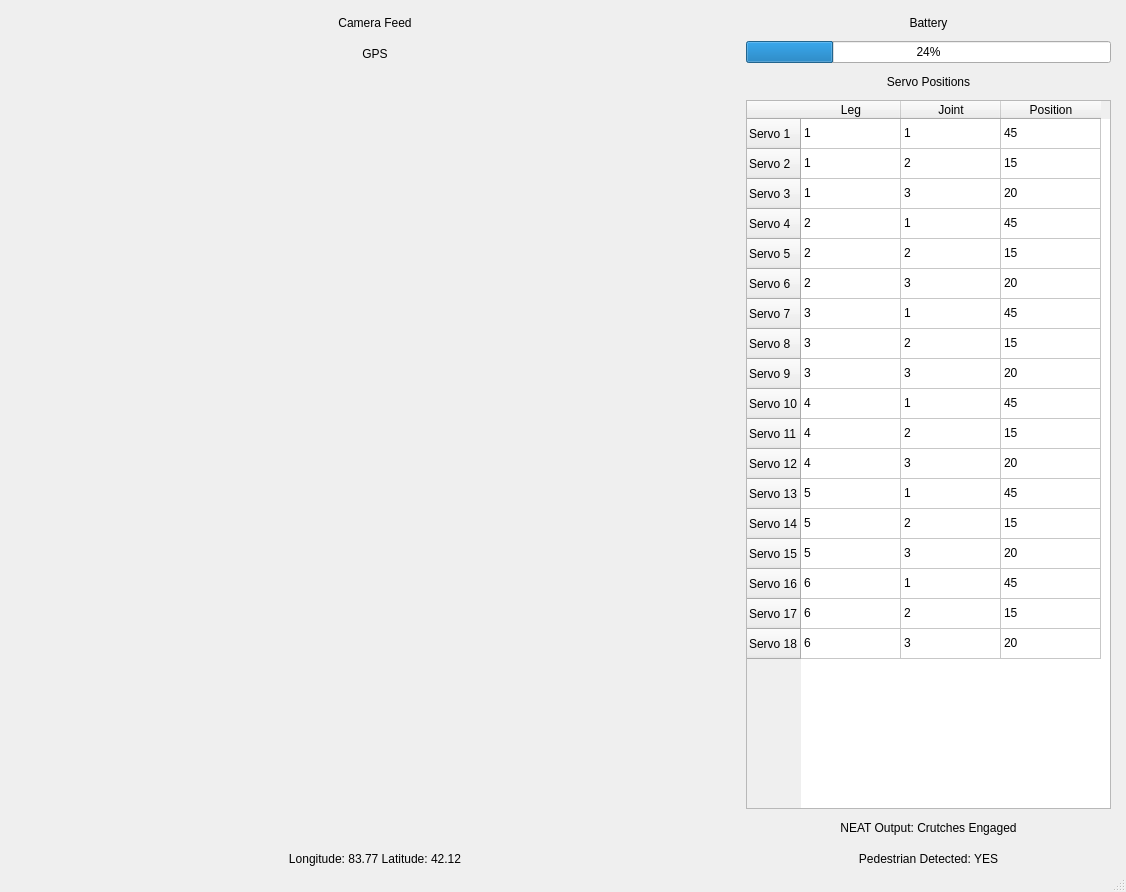
Before: the Qt Designer form GUI/basestation.ui in johnmillner/SigSent, drawn with Qt 5.
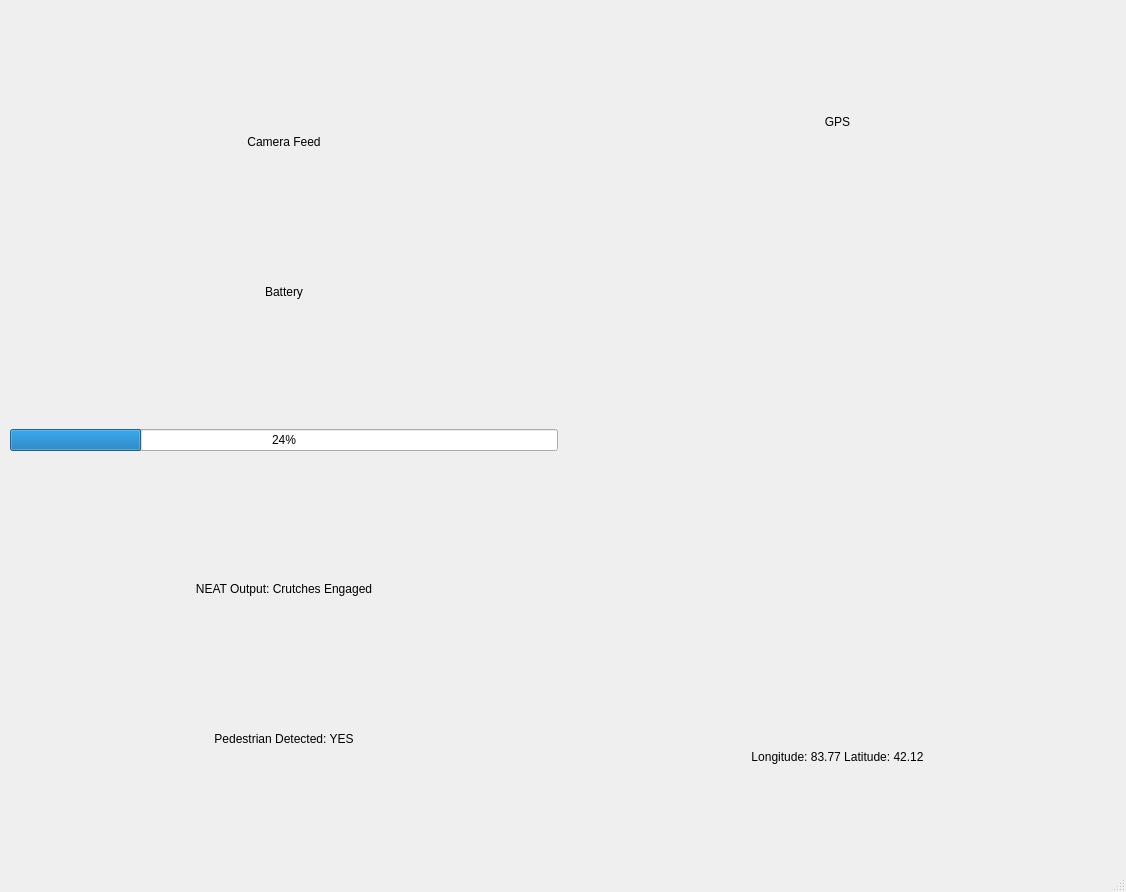
After: the same form once the commit is applied.

Commit message: Rearranged GUI components

Diff of the .ui file:
```diff
--- a/GUI/basestation.ui
+++ b/GUI/basestation.ui
@@ -23,7 +23,7 @@
       <height>861</height>
      </rect>
     </property>
-    <layout class="QHBoxLayout" name="horizontalLayout" stretch="2,1">
+    <layout class="QHBoxLayout" name="horizontalLayout" stretch="1,1">
      <property name="spacing">
       <number>6</number>
      </property>
@@ -46,47 +46,6 @@
         </widget>
        </item>
        <item>
-        <widget class="QLabel" name="gps_label">
-         <property name="maximumSize">
-          <size>
-           <width>16777215</width>
-           <height>25</height>
-          </size>
-         </property>
-         <property name="text">
-          <string>GPS</string>
-         </property>
-         <property name="alignment">
-          <set>Qt::AlignCenter</set>
-         </property>
-        </widget>
-       </item>
-       <item>
-        <widget class="QWidget" name="gps_map" native="true">
-         <zorder>camera_feed</zorder>
-        </widget>
-       </item>
-       <item>
-        <widget class="QLabel" name="coords_label">
-         <property name="maximumSize">
-          <size>
-           <width>16777215</width>
-           <height>25</height>
-          </size>
-         </property>
-         <property name="text">
-          <string>Longitude: 83.77 Latitude: 42.12</string>
-         </property>
-         <property name="alignment">
-          <set>Qt::AlignCenter</set>
-         </property>
-        </widget>
-       </item>
-      </layout>
-     </item>
-     <item>
-      <layout class="QVBoxLayout" name="diagnostics" stretch="1,1,1,1,1,1">
-       <item>
         <widget class="QLabel" name="battery_label">
          <property name="maximumSize">
           <size>
@@ -109,407 +68,6 @@
          </property>
         </widget>
        </item>
-       <item>
-        <widget class="QLabel" name="servo_label">
-         <property name="maximumSize">
-          <size>
-           <width>16777215</width>
-           <height>25</height>
-          </size>
-         </property>
-         <property name="text">
-          <string>Servo Positions</string>
-         </property>
-         <property name="alignment">
-          <set>Qt::AlignCenter</set>
-         </property>
-        </widget>
-       </item>
-       <item>
-        <widget class="QTableWidget" name="servo_table">
-         <property name="rowCount">
-          <number>18</number>
-         </property>
-         <property name="columnCount">
-          <number>3</number>
-         </property>
-         <row>
-          <property name="text">
-           <string>Servo 1</string>
-          </property>
-         </row>
-         <row>
-          <property name="text">
-           <string>Servo 2</string>
-          </property>
-         </row>
-         <row>
-          <property name="text">
-           <string>Servo 3</string>
-          </property>
-         </row>
-         <row>
-          <property name="text">
-           <string>Servo 4</string>
-          </property>
-         </row>
-         <row>
-          <property name="text">
-           <string>Servo 5</string>
-          </property>
-         </row>
-         <row>
-          <property name="text">
-           <string>Servo 6</string>
-          </property>
-         </row>
-         <row>
-          <property name="text">
-           <string>Servo 7</string>
-          </property>
-         </row>
-         <row>
-          <property name="text">
-           <string>Servo 8</string>
-          </property>
-         </row>
-         <row>
-          <property name="text">
-           <string>Servo 9</string>
-          </property>
-         </row>
-         <row>
-          <property name="text">
-           <string>Servo 10</string>
-          </property>
-         </row>
-         <row>
-          <property name="text">
-           <string>Servo 11</string>
-          </property>
-         </row>
-         <row>
-          <property name="text">
-           <string>Servo 12</string>
-          </property>
-         </row>
-         <row>
-          <property name="text">
-           <string>Servo 13</string>
-          </property>
-         </row>
-         <row>
-          <property name="text">
-           <string>Servo 14</string>
-          </property>
-         </row>
-         <row>
-          <property name="text">
-           <string>Servo 15</string>
-          </property>
-         </row>
-         <row>
-          <property name="text">
-           <string>Servo 16</string>
-          </property>
-         </row>
-         <row>
-          <property name="text">
-           <string>Servo 17</string>
-          </property>
-         </row>
-         <row>
-          <property name="text">
-           <string>Servo 18</string>
-          </property>
-         </row>
-         <column>
-          <property name="text">
-           <string>Leg</string>
-          </property>
-         </column>
-         <column>
-          <property name="text">
-           <string>Joint</string>
-          </property>
-         </column>
-         <column>
-          <property name="text">
-           <string>Position</string>
-          </property>
-         </column>
-         <item row="0" column="0">
-          <property name="text">
-           <string>1</string>
-          </property>
-         </item>
-         <item row="0" column="1">
-          <property name="text">
-           <string>1</string>
-          </property>
-         </item>
-         <item row="0" column="2">
-          <property name="text">
-           <string>45</string>
-          </property>
-         </item>
-         <item row="1" column="0">
-          <property name="text">
-           <string>1</string>
-          </property>
-         </item>
-         <item row="1" column="1">
-          <property name="text">
-           <string>2</string>
-          </property>
-         </item>
-         <item row="1" column="2">
-          <property name="text">
-           <string>15</string>
-          </property>
-         </item>
-         <item row="2" column="0">
-          <property name="text">
-           <string>1</string>
-          </property>
-         </item>
-         <item row="2" column="1">
-          <property name="text">
-           <string>3</string>
-          </property>
-         </item>
-         <item row="2" column="2">
-          <property name="text">
-           <string>20</string>
-          </property>
-         </item>
-         <item row="3" column="0">
-          <property name="text">
-           <string>2</string>
-          </property>
-         </item>
-         <item row="3" column="1">
-          <property name="text">
-           <string>1</string>
-          </property>
-         </item>
-         <item row="3" column="2">
-          <property name="text">
-           <string>45</string>
-          </property>
-         </item>
-         <item row="4" column="0">
-          <property name="text">
-           <string>2</string>
-          </property>
-         </item>
-         <item row="4" column="1">
-          <property name="text">
-           <string>2</string>
-          </property>
-         </item>
-         <item row="4" column="2">
-          <property name="text">
-           <string>15</string>
-          </property>
-         </item>
-         <item row="5" column="0">
-          <property name="text">
-           <string>2</string>
-          </property>
-         </item>
-         <item row="5" column="1">
-          <property name="text">
-           <string>3</string>
-          </property>
-         </item>
-         <item row="5" column="2">
-          <property name="text">
-           <string>20</string>
-          </property>
-         </item>
-         <item row="6" column="0">
-          <property name="text">
-           <string>3</string>
-          </property>
-         </item>
-         <item row="6" column="1">
-          <property name="text">
-           <string>1</string>
-          </property>
-         </item>
-         <item row="6" column="2">
-          <property name="text">
-           <string>45</string>
-          </property>
-         </item>
-         <item row="7" column="0">
-          <property name="text">
-           <string>3</string>
-          </property>
-         </item>
-         <item row="7" column="1">
-          <property name="text">
-           <string>2</string>
-          </property>
-         </item>
-         <item row="7" column="2">
-          <property name="text">
-           <string>15</string>
-          </property>
-         </item>
-         <item row="8" column="0">
-          <property name="text">
-           <string>3</string>
-          </property>
-         </item>
-         <item row="8" column="1">
-          <property name="text">
-           <string>3</string>
-          </property>
-         </item>
-         <item row="8" column="2">
-          <property name="text">
-           <string>20</string>
-          </property>
-         </item>
-         <item row="9" column="0">
-          <property name="text">
-           <string>4</string>
-          </property>
-         </item>
-         <item row="9" column="1">
-          <property name="text">
-           <string>1</string>
-          </property>
-         </item>
-         <item row="9" column="2">
-          <property name="text">
-           <string>45</string>
-          </property>
-         </item>
-         <item row="10" column="0">
-          <property name="text">
-           <string>4</string>
-          </property>
-         </item>
-         <item row="10" column="1">
-          <property name="text">
-           <string>2</string>
-          </property>
-         </item>
-         <item row="10" column="2">
-          <property name="text">
-           <string>15</string>
-          </property>
-         </item>
-         <item row="11" column="0">
-          <property name="text">
-           <string>4</string>
-          </property>
-         </item>
-         <item row="11" column="1">
-          <property name="text">
-           <string>3</string>
-          </property>
-         </item>
-         <item row="11" column="2">
-          <property name="text">
-           <string>20</string>
-          </property>
-         </item>
-         <item row="12" column="0">
-          <property name="text">
-           <string>5</string>
-          </property>
-         </item>
-         <item row="12" column="1">
-          <property name="text">
-           <string>1</string>
-          </property>
-         </item>
-         <item row="12" column="2">
-          <property name="text">
-           <string>45</string>
-          </property>
-         </item>
-         <item row="13" column="0">
-          <property name="text">
-           <string>5</string>
-          </property>
-         </item>
-         <item row="13" column="1">
-          <property name="text">
-           <string>2</string>
-          </property>
-         </item>
-         <item row="13" column="2">
-          <property name="text">
-           <string>15</string>
-          </property>
-         </item>
-         <item row="14" column="0">
-          <property name="text">
-           <string>5</string>
-          </property>
-         </item>
-         <item row="14" column="1">
-          <property name="text">
-           <string>3</string>
-          </property>
-         </item>
-         <item row="14" column="2">
-          <property name="text">
-           <string>20</string>
-          </property>
-         </item>
-         <item row="15" column="0">
-          <property name="text">
-           <string>6</string>
-          </property>
-         </item>
-         <item row="15" column="1">
-          <property name="text">
-           <string>1</string>
-          </property>
-         </item>
-         <item row="15" column="2">
-          <property name="text">
-           <string>45</string>
-          </property>
-         </item>
-         <item row="16" column="0">
-          <property name="text">
-           <string>6</string>
-          </property>
-         </item>
-         <item row="16" column="1">
-          <property name="text">
-           <string>2</string>
-          </property>
-         </item>
-         <item row="16" column="2">
-          <property name="text">
-           <string>15</string>
-          </property>
-         </item>
-         <item row="17" column="0">
-          <property name="text">
-           <string>6</string>
-          </property>
-         </item>
-         <item row="17" column="1">
-          <property name="text">
-           <string>3</string>
-          </property>
-         </item>
-         <item row="17" column="2">
-          <property name="text">
-           <string>20</string>
-          </property>
-         </item>
-        </widget>
-       </item>
        <item>
         <widget class="QLabel" name="neat_label">
          <property name="maximumSize">
@@ -544,6 +102,52 @@
        </item>
       </layout>
      </item>
+     <item>
+      <layout class="QVBoxLayout" name="maps_layout" stretch="0,0,0">
+       <item>
+        <widget class="QLabel" name="gps_label">
+         <property name="maximumSize">
+          <size>
+           <width>16777215</width>
+           <height>25</height>
+          </size>
+         </property>
+         <property name="text">
+          <string>GPS</string>
+         </property>
+         <property name="alignment">
+          <set>Qt::AlignCenter</set>
+         </property>
+        </widget>
+       </item>
+       <item>
+        <widget class="QWidget" name="gps_map" native="true">
+         <property name="maximumSize">
+          <size>
+           <width>16777215</width>
+           <height>400</height>
+          </size>
+         </property>
+        </widget>
+       </item>
+       <item>
+        <widget class="QLabel" name="coords_label">
+         <property name="maximumSize">
+          <size>
+           <width>16777215</width>
+           <height>25</height>
+          </size>
+         </property>
+         <property name="text">
+          <string>Longitude: 83.77 Latitude: 42.12</string>
+         </property>
+         <property name="alignment">
+          <set>Qt::AlignCenter</set>
+         </property>
+        </widget>
+       </item>
+      </layout>
+     </item>
     </layout>
    </widget>
   </widget>
```
The commit also changes 2 other files.
